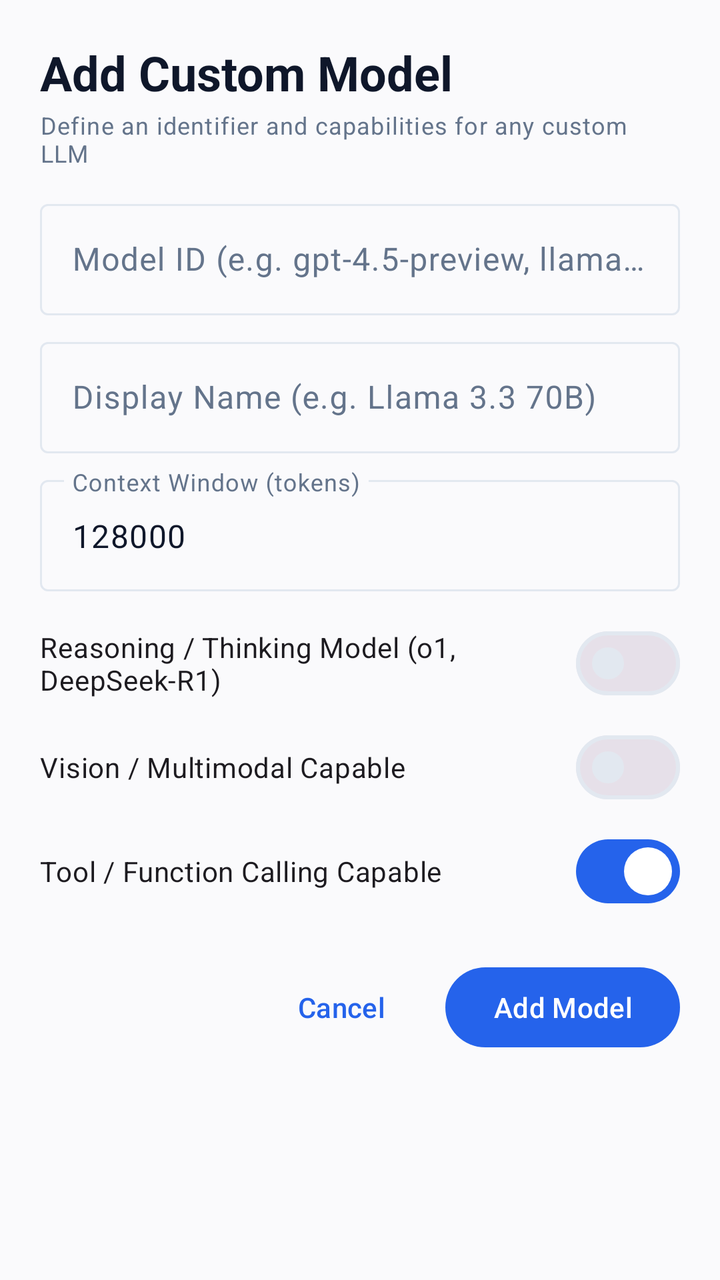
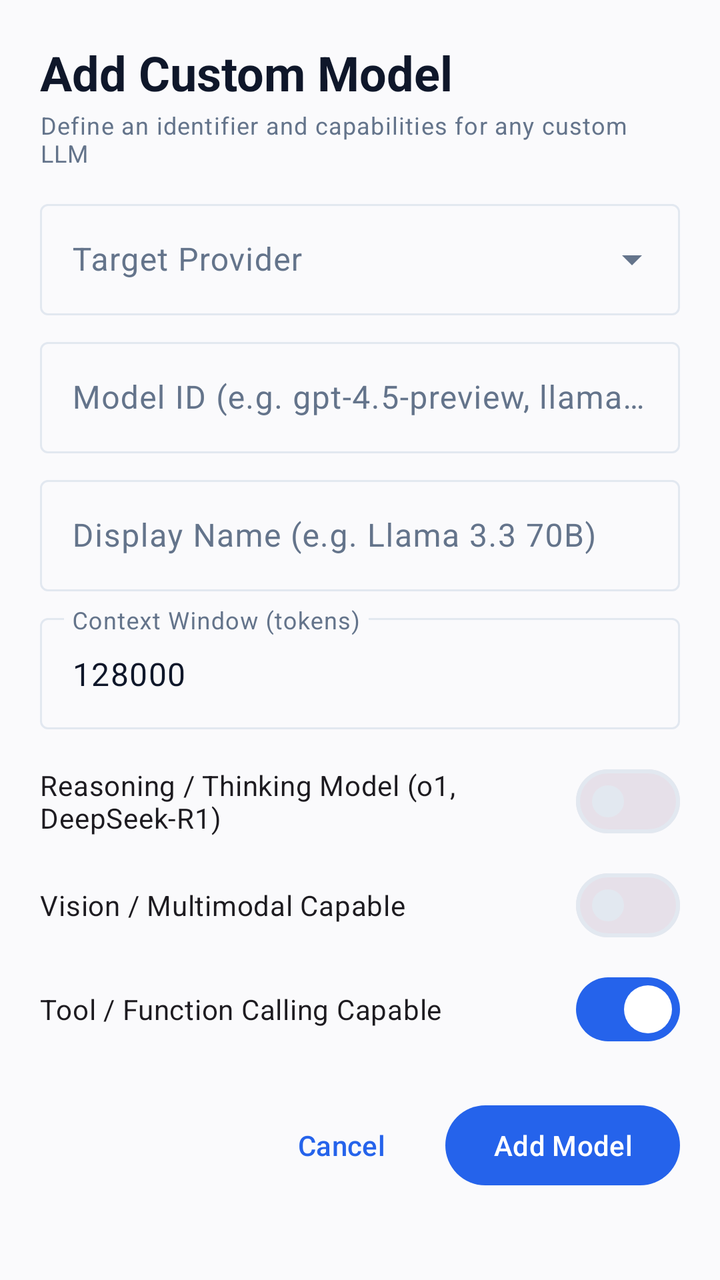

The first picture is an Android layout as it rendered before a commit; the second is the same layout after the commit. The layout source and the unified diff follow.
<!-- AndroidManifest.xml: application theme Theme.OmniChat -->
<!-- res/layout/dialog_edit_model.xml -->
<?xml version="1.0" encoding="utf-8"?>
<LinearLayout
    xmlns:android="http://schemas.android.com/apk/res/android"
    android:layout_width="match_parent"
    android:layout_height="wrap_content"
    android:orientation="vertical"
    android:padding="20dp">

    <TextView
        android:layout_width="wrap_content"
        android:layout_height="wrap_content"
        android:text="Add Custom Model"
        android:textAppearance="@style/TextAppearance.Material3.HeadlineSmall"
        android:textColor="?attr/colorOnSurface"
        android:textStyle="bold" />

    <TextView
        android:layout_width="wrap_content"
        android:layout_height="wrap_content"
        android:layout_marginTop="2dp"
        android:text="Define an identifier and capabilities for any custom LLM"
        android:textAppearance="@style/TextAppearance.Material3.BodySmall"
        android:textColor="?attr/colorOnSurfaceVariant" />

    <com.google.android.material.textfield.TextInputLayout
        style="@style/Widget.Material3.TextInputLayout.OutlinedBox"
        android:layout_width="match_parent"
        android:layout_height="wrap_content"
        android:layout_marginTop="12dp"
        android:hint="Model ID (e.g. gpt-4.5-preview, llama3.3:70b)">

        <com.google.android.material.textfield.TextInputEditText
            android:id="@+id/et_model_id"
            android:layout_width="match_parent"
            android:layout_height="wrap_content"
            android:inputType="text" />

    </com.google.android.material.textfield.TextInputLayout>

    <com.google.android.material.textfield.TextInputLayout
        style="@style/Widget.Material3.TextInputLayout.OutlinedBox"
        android:layout_width="match_parent"
        android:layout_height="wrap_content"
        android:layout_marginTop="8dp"
        android:hint="Display Name (e.g. Llama 3.3 70B)">

        <com.google.android.material.textfield.TextInputEditText
            android:id="@+id/et_display_name"
            android:layout_width="match_parent"
            android:layout_height="wrap_content"
            android:inputType="textCapWords" />

    </com.google.android.material.textfield.TextInputLayout>

    <com.google.android.material.textfield.TextInputLayout
        style="@style/Widget.Material3.TextInputLayout.OutlinedBox"
        android:layout_width="match_parent"
        android:layout_height="wrap_content"
        android:layout_marginTop="8dp"
        android:hint="Context Window (tokens)">

        <com.google.android.material.textfield.TextInputEditText
            android:id="@+id/et_context_window"
            android:layout_width="match_parent"
            android:layout_height="wrap_content"
            android:inputType="number"
            android:text="128000" />

    </com.google.android.material.textfield.TextInputLayout>

    <com.google.android.material.materialswitch.MaterialSwitch
        android:id="@+id/switch_reasoning"
        android:layout_width="match_parent"
        android:layout_height="wrap_content"
        android:layout_marginTop="12dp"
        android:text="Reasoning / Thinking Model (o1, DeepSeek-R1)" />

    <com.google.android.material.materialswitch.MaterialSwitch
        android:id="@+id/switch_vision"
        android:layout_width="match_parent"
        android:layout_height="wrap_content"
        android:layout_marginTop="4dp"
        android:text="Vision / Multimodal Capable" />

    <com.google.android.material.materialswitch.MaterialSwitch
        android:id="@+id/switch_tools"
        android:layout_width="match_parent"
        android:layout_height="wrap_content"
        android:layout_marginTop="4dp"
        android:checked="true"
        android:text="Tool / Function Calling Capable" />

    <LinearLayout
        android:layout_width="match_parent"
        android:layout_height="wrap_content"
        android:layout_marginTop="20dp"
        android:gravity="end"
        android:orientation="horizontal">

        <com.google.android.material.button.MaterialButton
            android:id="@+id/btn_cancel"
            style="@style/Widget.Material3.Button.TextButton"
            android:layout_width="wrap_content"
            android:layout_height="wrap_content"
            android:text="Cancel" />

        <com.google.android.material.button.MaterialButton
            android:id="@+id/btn_save"
            android:layout_width="wrap_content"
            android:layout_height="wrap_content"
            android:layout_marginStart="8dp"
            android:text="Add Model" />

    </LinearLayout>

</LinearLayout>
<!-- resources referenced by this layout -->
<resources>
  <style name="Theme.OmniChat" parent="Theme.Material3.DayNight.NoActionBar">
          
          <item name="colorPrimary">@color/brand_primary</item>
          <item name="colorOnPrimary">#FFFFFF</item>
          <item name="colorPrimaryContainer">#DBEAFE</item>
          <item name="colorOnPrimaryContainer">#1E40AF</item>
          <item name="colorSecondary">@color/brand_accent</item>
          <item name="colorOnSecondary">#FFFFFF</item>
  
          
          <item name="android:colorBackground">@color/bg_light</item>
          <item name="colorSurface">@color/surface_light</item>
          <item name="colorOnSurface">@color/text_primary_light</item>
          <item name="colorSurfaceVariant">@color/surface_variant_light</item>
          <item name="colorOnSurfaceVariant">@color/text_secondary_light</item>
          <item name="colorOutline">@color/border_light</item>
  
          
          <item name="android:statusBarColor">@android:color/transparent</item>
          <item name="android:navigationBarColor">@android:color/transparent</item>
          <item name="android:windowLightStatusBar">true</item>
          <item name="android:windowLightNavigationBar">true</item>
      </style>
  <color name="brand_primary">#2563EB</color>
  <color name="brand_accent">#7C3AED</color>
  <color name="bg_light">#FAFAFC</color>
  <color name="surface_light">#FFFFFF</color>
  <color name="text_primary_light">#0F172A</color>
  <color name="surface_variant_light">#F1F5F9</color>
  <color name="text_secondary_light">#64748B</color>
  <color name="border_light">#E2E8F0</color>
</resources>

<!-- the commit's change to res/layout/dialog_edit_model.xml (unified diff, before → after) -->
@@ -23,10 +23,25 @@
         android:textColor="?attr/colorOnSurfaceVariant" />
 
     <com.google.android.material.textfield.TextInputLayout
+        style="@style/Widget.Material3.TextInputLayout.OutlinedBox.ExposedDropdownMenu"
+        android:layout_width="match_parent"
+        android:layout_height="wrap_content"
+        android:layout_marginTop="12dp"
+        android:hint="Target Provider">
+
+        <AutoCompleteTextView
+            android:id="@+id/actv_provider"
+            android:layout_width="match_parent"
+            android:layout_height="wrap_content"
+            android:inputType="none" />
+
+    </com.google.android.material.textfield.TextInputLayout>
+
+    <com.google.android.material.textfield.TextInputLayout
         style="@style/Widget.Material3.TextInputLayout.OutlinedBox"
         android:layout_width="match_parent"
         android:layout_height="wrap_content"
-        android:layout_marginTop="12dp"
+        android:layout_marginTop="8dp"
         android:hint="Model ID (e.g. gpt-4.5-preview, llama3.3:70b)">
 
         <com.google.android.material.textfield.TextInputEditText
<!-- resource entries referenced after the edit -->
@@ -18,6 +18,9 @@
           <item name="colorOutline">@color/border_light</item>
   
           
+          <item name="elevationOverlayEnabled">false</item>
+  
+          
           <item name="android:statusBarColor">@android:color/transparent</item>
           <item name="android:navigationBarColor">@android:color/transparent</item>
           <item name="android:windowLightStatusBar">true</item>
